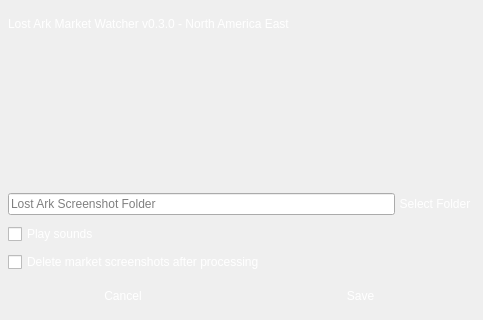
Old version of the form assets/ui/config.ui in the repository Lost-Ark-Market-Online/LostArk-Market-Watcher.
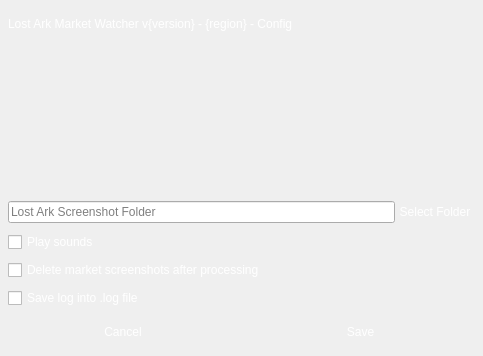
New version of the form. Icons and pictures are not drawn. Custom widgets are drawn as their Qt base class.

Patch:
```diff
--- a/assets/ui/config.ui
+++ b/assets/ui/config.ui
@@ -7,7 +7,7 @@
     <x>0</x>
     <y>0</y>
     <width>483</width>
-    <height>320</height>
+    <height>356</height>
    </rect>
   </property>
   <property name="windowTitle">
@@ -16,6 +16,7 @@
   <property name="styleSheet">
    <string notr="true">QMainWindow{
 	background-image: url(:/resources/images/background.png);  
+	border: none;
 }
 QCheckBox{
 	color: white;
@@ -80,7 +81,7 @@
         <item>
          <widget class="QLabel" name="lblTitle">
           <property name="text">
-           <string>Lost Ark Market Watcher v0.3.0 - North America East</string>
+           <string>Lost Ark Market Watcher v{version} - {region} - Config</string>
           </property>
          </widget>
         </item>
@@ -253,6 +254,16 @@
         </property>
        </widget>
       </item>
+      <item>
+       <widget class="QCheckBox" name="cbLog">
+        <property name="autoFillBackground">
+         <bool>false</bool>
+        </property>
+        <property name="text">
+         <string>Save log into .log file</string>
+        </property>
+       </widget>
+      </item>
       <item>
        <layout class="QHBoxLayout" name="horizontalLayout_3">
         <property name="spacing">
```
